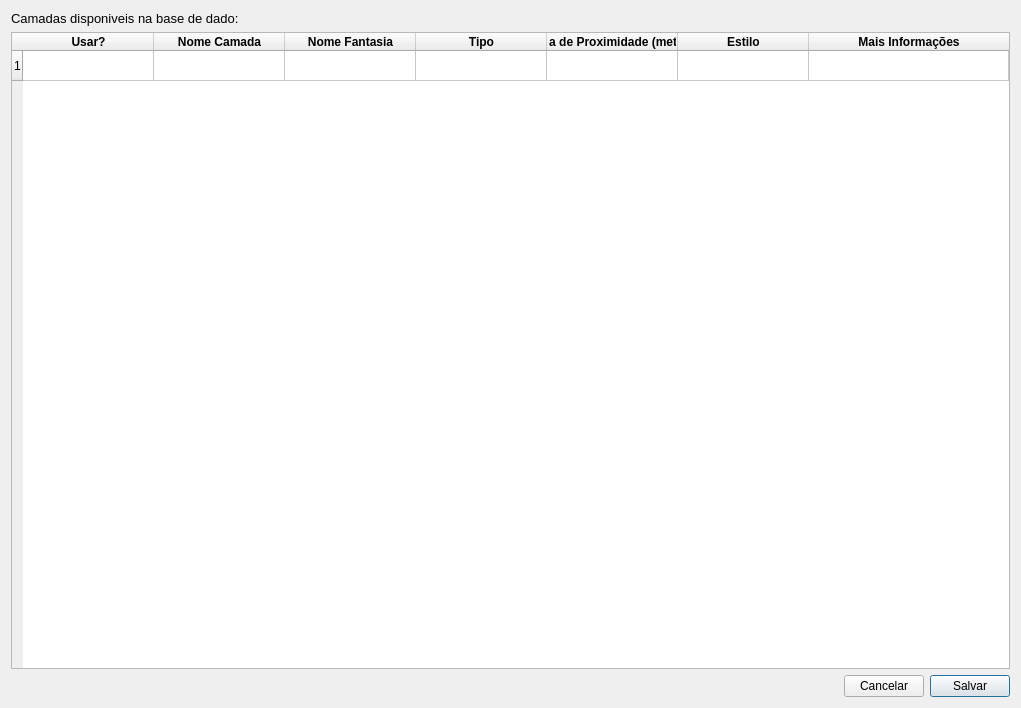
Old version of the form settings/config_layers.ui in the repository spuhub/prisma.
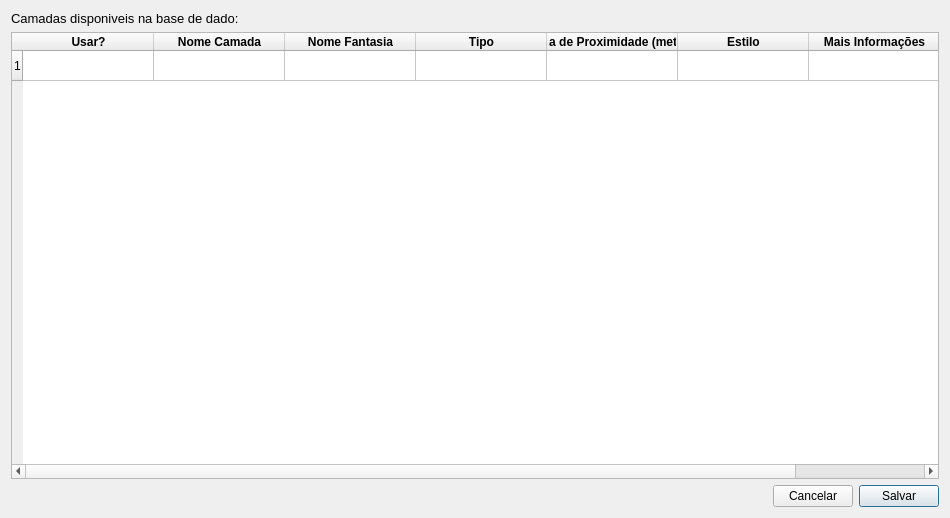
New version of the form.

What changed in the file:
```diff
--- a/settings/config_layers.ui
+++ b/settings/config_layers.ui
@@ -6,8 +6,8 @@
    <rect>
     <x>0</x>
     <y>0</y>
-    <width>1021</width>
-    <height>708</height>
+    <width>950</width>
+    <height>518</height>
    </rect>
   </property>
   <property name="windowTitle">
```
